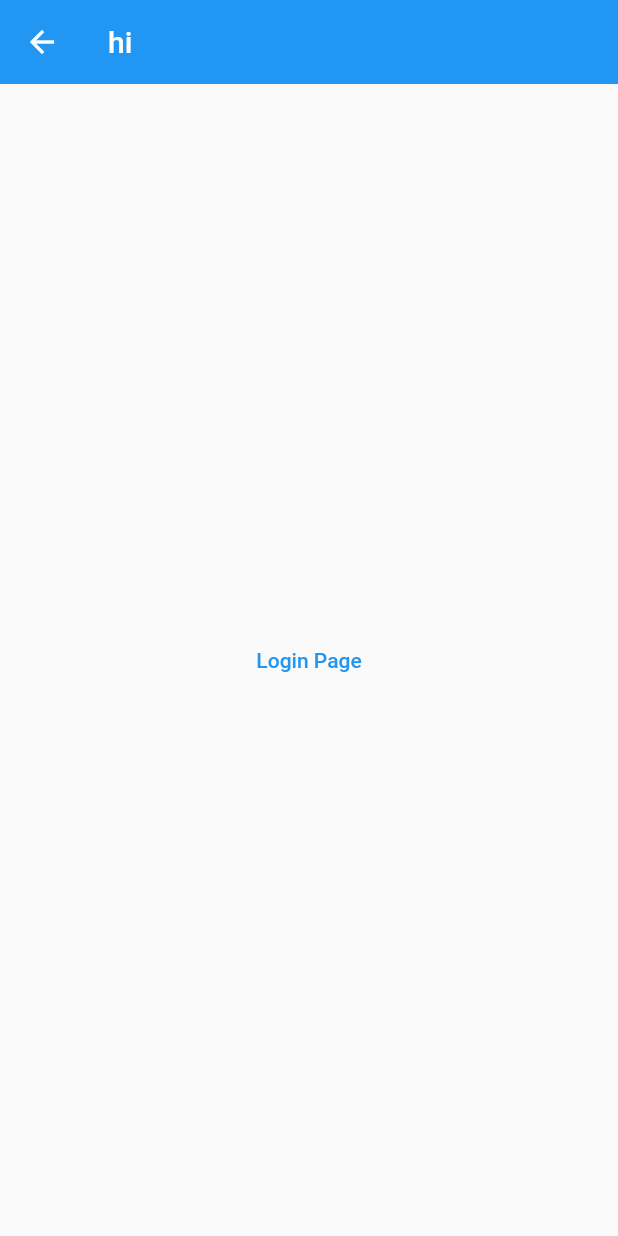
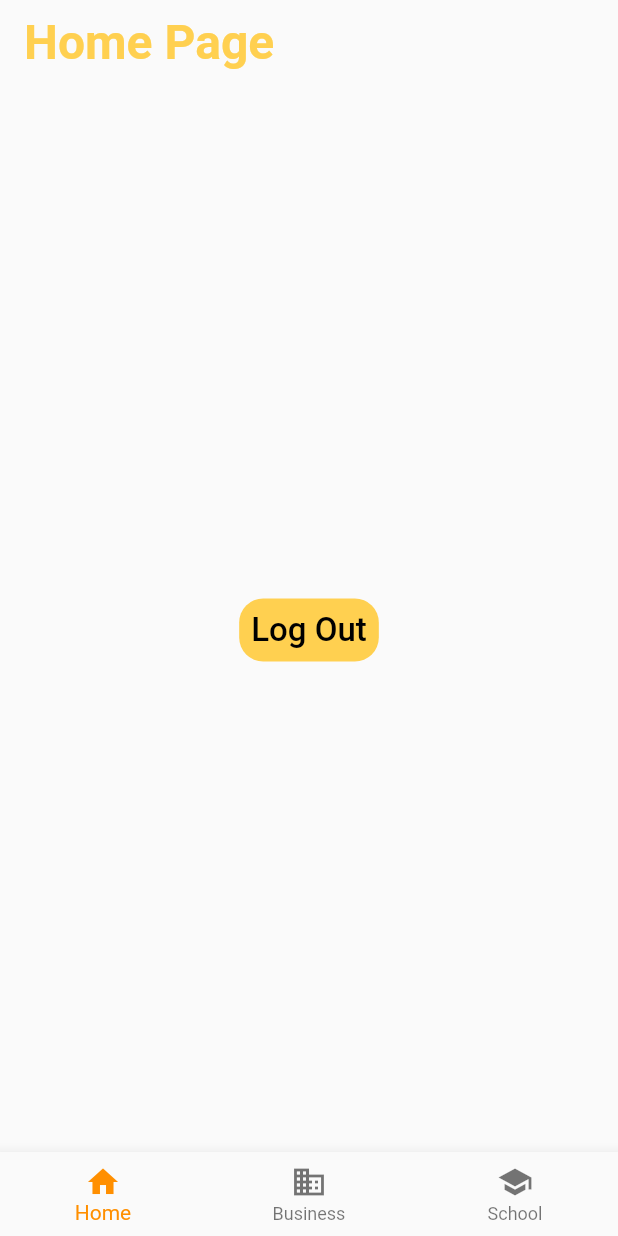
Before and after one commit to Cofu-HackSC/client, a Flutter app: the screen it shows after launch, after a tap on "Login", on a phone screen of 412 x 824 dp. Run offline on Flutter 3.47's test engine with Material 2 defaults, Android fonts, the phone set to English and light mode, and no system bars.

Commit message:
added components and started on home page

```diff
--- /dev/null
+++ b/app/lib/components/button.dart
@@ -0,0 +1,74 @@
+import 'package:app/components/themed_text.dart';
+import 'package:app/global/app_theme.dart';
+import 'package:flutter/material.dart';
+
+class Button extends StatelessWidget {
+  final String text;
+  final Function onPressed;
+  final Style style;
+  final ButtonStyle buttonStyleOverides;
+  final TextStyle textStyleOverides;
+  final Color color;
+
+  Button(
+    this.text, {
+    this.style = Style.Primary,
+    @required this.onPressed,
+    this.buttonStyleOverides = const ButtonStyle(),
+    this.textStyleOverides = const TextStyle(),
+    this.color,
+  });
+
+  @override
+  Widget build(BuildContext context) {
+    return TextButton(
+      child: ThemedText(
+        text,
+        type: Type.button,
+      ),
+      onPressed: onPressed,
+      style: buttonStyleOverides.merge(
+        TextButton.styleFrom(
+          backgroundColor: color ?? backgroundColor,
+          shape: shape,
+        ),
+      ),
+    );
+  }
+
+  Color get backgroundColor {
+    switch (style) {
+      case Style.Primary:
+        return AppTheme.primary;
+      case Style.Secondary:
+        return AppTheme.primary;
+      default:
+        return AppTheme.primary;
+    }
+  }
+
+  OutlinedBorder get shape {
+    switch (style) {
+      case Style.Primary:
+        return RoundedRectangleBorder(
+          borderRadius: BorderRadius.circular(
+            16,
+          ),
+        );
+      case Style.Secondary:
+        return RoundedRectangleBorder(
+          borderRadius: BorderRadius.circular(
+            16,
+          ),
+        );
+      default:
+        return RoundedRectangleBorder(
+          borderRadius: BorderRadius.circular(
+            16,
+          ),
+        );
+    }
+  }
+}
+
+enum Style { Primary, Secondary }
--- /dev/null
+++ b/app/lib/components/header.dart
@@ -0,0 +1,98 @@
+import 'package:app/components/themed_text.dart';
+import 'package:app/global/app_theme.dart';
+import 'package:flutter/material.dart';
+
+class Header extends StatelessWidget {
+  final String text;
+  final bool showBack;
+  final Color color;
+
+  Header(
+    this.text, {
+    this.showBack = false,
+    this.color = AppTheme.primary,
+  });
+
+  @override
+  Widget build(BuildContext context) {
+    return SliverAppBar(
+      collapsedHeight: 64,
+      expandedHeight: 72,
+      automaticallyImplyLeading: false,
+      leading: showBack
+          ? IconButton(
+              icon: Icon(
+                Icons.chevron_left,
+                color: color,
+                size: 40,
+              ),
+              onPressed: () {
+                Navigator.pop(context);
+              },
+            )
+          : null,
+      title: ThemedText(
+        text,
+        type: Type.h1,
+        color: color,
+      ),
+      backgroundColor: Color(0x00),
+    );
+  }
+}
+
+class FlexibleHeader extends StatelessWidget {
+  final String text;
+  final bool showBack;
+  final Color color;
+
+  FlexibleHeader(
+    this.text, {
+    this.showBack = false,
+    this.color = AppTheme.primary,
+  });
+
+  @override
+  Widget build(BuildContext context) {
+    return SliverAppBar(
+      collapsedHeight: 64,
+      expandedHeight: 128,
+      automaticallyImplyLeading: false,
+      flexibleSpace: FlexibleSpaceBar(
+        titlePadding: EdgeInsets.symmetric(vertical: 16, horizontal: 8),
+        title: Column(
+          mainAxisAlignment: MainAxisAlignment.end,
+          children: [
+            Row(
+              mainAxisAlignment: MainAxisAlignment.start,
+              children: [
+                showBack
+                    ? SizedBox(
+                        width: 32,
+                        child: IconButton(
+                          iconSize: 26,
+                          padding: EdgeInsets.zero,
+                          icon: Icon(
+                            Icons.chevron_left,
+                            color: color,
+                          ),
+                          onPressed: () {
+                            Navigator.pop(context);
+                          },
+                        ),
+                      )
+                    : Container(),
+                ThemedText(
+                  text,
+                  type: Type.h1,
+                  color: color,
+                ),
+              ],
+            ),
+          ],
+        ),
+      ),
+      backgroundColor: Color(0x00),
+    );
+  }
+}
--- /dev/null
+++ b/app/lib/components/themed_text.dart
@@ -0,0 +1,67 @@
+import 'package:app/global/app_theme.dart';
+import 'package:flutter/material.dart';
+
+class ThemedText extends StatelessWidget {
+  final Type type;
+  final String text;
+  final TextAlign textAlign;
+  final Color color;
+
+  const ThemedText(this.text,
+      {this.type = Type.body, this.textAlign = TextAlign.center, this.color});
+
+  @override
+  Widget build(BuildContext context) {
+    return Text(
+      text,
+      textAlign: textAlign,
+      style: themedTextStyle(
+        type,
+      ).merge(
+        TextStyle(color: color),
+      ),
+    );
+  }
+}
+
+enum Type {
+  h1,
+  h2,
+  body,
+  subtitle,
+  button,
+}
+
+TextStyle themedTextStyle(Type type) {
+  switch (type) {
+    case Type.h1:
+      return TextStyle(
+        color: AppTheme.primaryText,
+        fontWeight: FontWeight.bold,
+        fontSize: 32,
+      );
+    case Type.h2:
+      return TextStyle(
+        color: AppTheme.primaryText,
+        fontSize: 22,
+        fontWeight: FontWeight.w500,
+      );
+    case Type.body:
+      return TextStyle(
+        fontSize: 16,
+        color: AppTheme.primaryText,
+        fontWeight: FontWeight.w500,
+      );
+    case Type.subtitle:
+      return TextStyle(
+        color: AppTheme.secondaryText,
+      );
+    case Type.button:
+      return TextStyle(
+        color: AppTheme.buttonText,
+        fontSize: 22,
+      );
+    default:
+      return TextStyle();
+  }
+}
--- /dev/null
+++ b/app/lib/global/app_theme.dart
@@ -0,0 +1,8 @@
+import 'dart:ui';
+
+class AppTheme {
+  static const Color primary = Color(0xffffd050);
+  static const Color primaryText = Color(0xff000000);
+  static const Color secondaryText = Color(0xff909090);
+  static const Color buttonText = Color(0xff000000);
+}
--- a/app/lib/pages/home.dart
+++ b/app/lib/pages/home.dart
@@ -1,18 +1,72 @@
+import 'package:app/components/button.dart';
+import 'package:app/components/header.dart';
 import 'package:flutter/material.dart';
 
-class HomePage extends StatelessWidget {
+class HomePage extends StatefulWidget {
+  @override
+  _HomePageState createState() => _HomePageState();
+}
+
+class _HomePageState extends State<HomePage> {
+  int _selectedIndex = 0;
+
+  @override
+  void initState() {
+    super.initState();
+  }
+
+  static const TextStyle optionStyle =
+      TextStyle(fontSize: 30, fontWeight: FontWeight.bold);
+  static const List<Widget> _widgetOptions = <Widget>[
+    Text(
+      'Index 0: Home',
+      style: optionStyle,
+    ),
+    Text(
+      'Index 1: Business',
+      style: optionStyle,
+    ),
+    Text(
+      'Index 2: School',
+      style: optionStyle,
+    ),
+  ];
+
+  void _onItemTapped(int index) {
+    setState(() {
+      _selectedIndex = index;
+    });
+  }
+
   @override
   Widget build(BuildContext context) {
     return Scaffold(
+      bottomNavigationBar: BottomNavigationBar(
+        items: const <BottomNavigationBarItem>[
+          BottomNavigationBarItem(
+            icon: Icon(Icons.home),
+            label: 'Home',
+          ),
+          BottomNavigationBarItem(
+            icon: Icon(Icons.business),
+            label: 'Business',
+          ),
+          BottomNavigationBarItem(
+            icon: Icon(Icons.school),
+            label: 'School',
+          ),
+        ],
+        currentIndex: _selectedIndex,
+        selectedItemColor: Colors.amber[800],
+        onTap: _onItemTapped,
+      ),
       body: CustomScrollView(
         slivers: [
-          SliverAppBar(
-            title: Text('hi'),
-          ),
+          Header('Home Page'),
           SliverFillRemaining(
             child: Center(
-              child: TextButton(
-                child: Text('Login Page'),
+              child: Button(
+                'Log Out',
                 onPressed: () => Navigator.pop(context),
               ),
             ),
--- a/app/lib/pages/login.dart
+++ b/app/lib/pages/login.dart
@@ -1,3 +1,5 @@
+import 'package:app/components/button.dart';
+import 'package:app/components/header.dart';
 import 'package:flutter/material.dart';
 
 class LoginPage extends StatelessWidget {
@@ -6,13 +8,11 @@ class LoginPage extends StatelessWidget {
     return Scaffold(
       body: CustomScrollView(
         slivers: [
-          SliverAppBar(
-            title: Text('hi'),
-          ),
+          Header('Login'),
           SliverFillRemaining(
             child: Center(
-              child: TextButton(
-                child: Text('Login'),
+              child: Button(
+                'Login',
                 onPressed: () => Navigator.pushNamed(context, '/home'),
               ),
             ),
```
